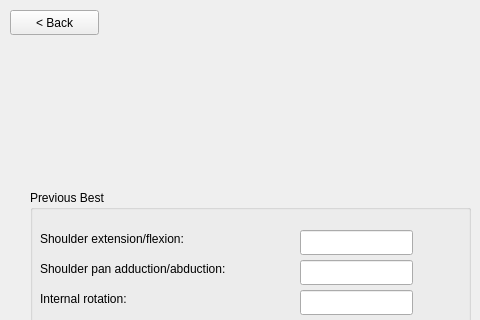
First picture: the form in ui/real_time_measurement_window.ui, repository frdedynamics/Appihr_project_helse_frde, before the edit; both pictures show x 0 to 480 and y 0 to 320 of the 947 by 562 pixel window.
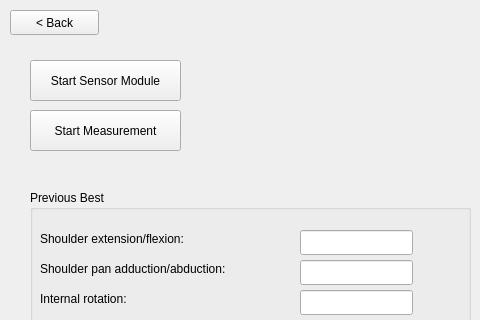
Second picture: the form after the edit.

Commit message: rosnode up and running fine. Connected to gui successfully

Diff of the .ui file:
```diff
--- a/ui/real_time_measurement_window.ui
+++ b/ui/real_time_measurement_window.ui
@@ -286,6 +286,32 @@
     <string>&lt; Back</string>
    </property>
   </widget>
+  <widget class="QPushButton" name="button_start_sensor">
+   <property name="geometry">
+    <rect>
+     <x>30</x>
+     <y>60</y>
+     <width>151</width>
+     <height>41</height>
+    </rect>
+   </property>
+   <property name="text">
+    <string>Start Sensor Module</string>
+   </property>
+  </widget>
+  <widget class="QPushButton" name="button_start_measurement">
+   <property name="geometry">
+    <rect>
+     <x>30</x>
+     <y>110</y>
+     <width>151</width>
+     <height>41</height>
+    </rect>
+   </property>
+   <property name="text">
+    <string>Start Measurement</string>
+   </property>
+  </widget>
  </widget>
  <resources/>
  <connections/>
```
The commit also changes 4 other files.
